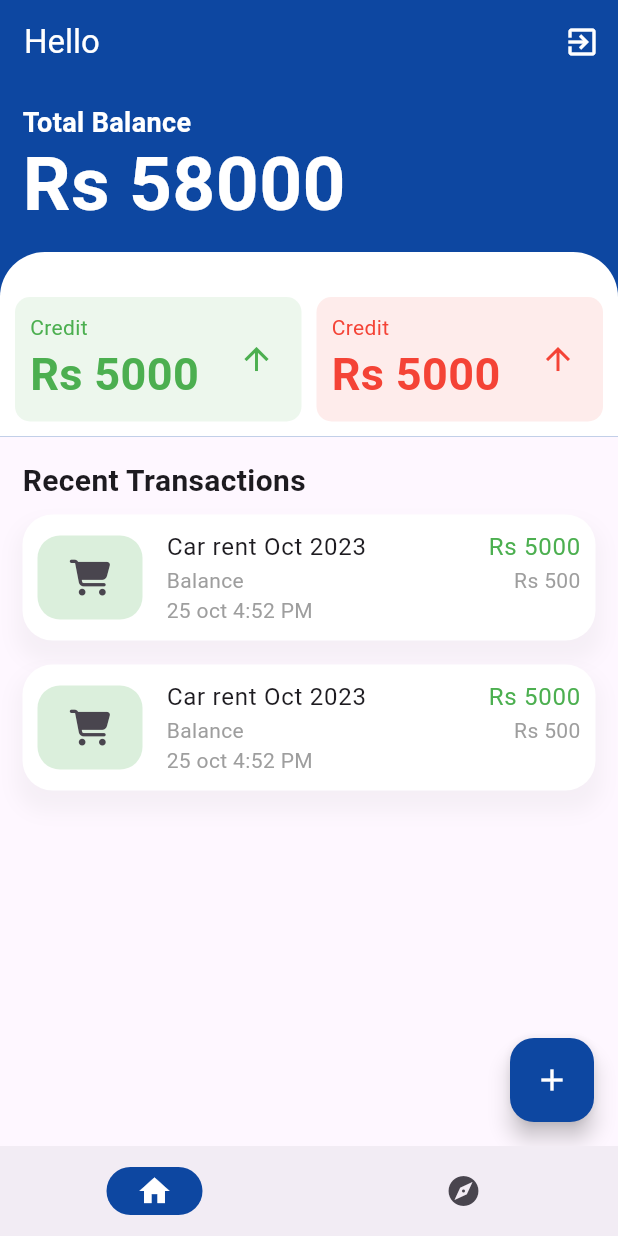
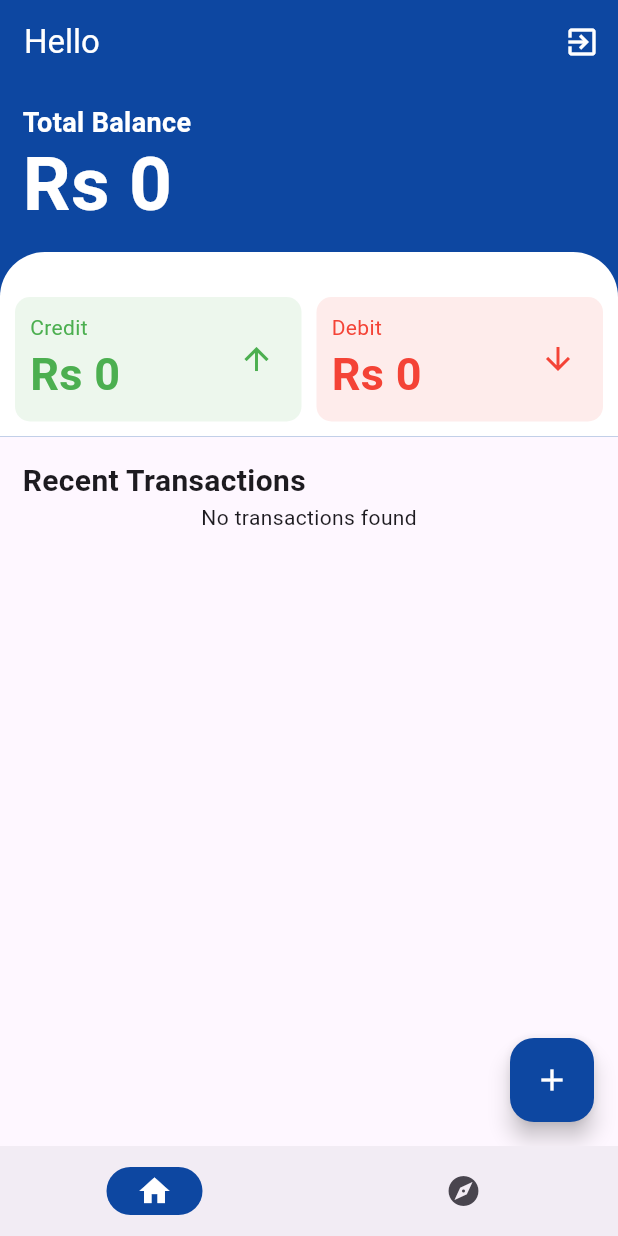
Before and after one commit to tsering-hub/coffeeapp, a Flutter app: the screen it shows once a user with an empty profile is signed in, on a phone screen of 412 x 824 dp. Run offline on Flutter 3.47's test engine with Material 3 defaults, Android fonts, the phone set to English and light mode, and no system bars; our stand-ins replace cloud_firestore, firebase_auth, firebase_core, font_awesome_flutter; accounts and stored records are empty.

Commit message:
add transaction done

```diff
--- a/lib/screens/home_screen.dart
+++ b/lib/screens/home_screen.dart
@@ -1,7 +1,7 @@
 import 'package:coffeeapp/screens/login_screen.dart';
 import 'package:coffeeapp/widgets/add_transaction_form.dart';
 import 'package:coffeeapp/widgets/hero_card.dart';
-import 'package:coffeeapp/widgets/transaction_card.dart';
+import 'package:coffeeapp/widgets/transactions_cards.dart';
 import 'package:firebase_auth/firebase_auth.dart';
 import 'package:flutter/material.dart';
 
@@ -33,6 +33,7 @@ class _HomeScreenState extends State<HomeScreen> {
     });
   }
 
+  final userId = FirebaseAuth.instance.currentUser!.uid;
   _dialogBuilder(BuildContext context) {
     return showDialog(
         context: context,
@@ -73,11 +74,15 @@ class _HomeScreenState extends State<HomeScreen> {
           style: TextStyle(color: Colors.white),
         ),
       ),
-      body: Container(
-          width: double.infinity,
+      body: SingleChildScrollView(
           child: Column(
-            children: [HeroCard(), TransactionsCard()],
-          )),
+        children: [
+          HeroCard(
+            userId: userId,
+          ),
+          TransactionsCard()
+        ],
+      )),
     );
   }
 }
--- a/lib/screens/sign_up.dart
+++ b/lib/screens/sign_up.dart
@@ -39,6 +39,9 @@ class _SignUpViewState extends State<SignUpView> {
         'email': _emailController.text,
         'phone': _phoneController.text,
         'password': _passwordController.text,
+        'remainingAmount': 0,
+        'totalCredit': 0,
+        'totalDebit': 0,
       };
 
       await authServerice.createUser(data, context);
--- a/lib/services/auth_service.dart
+++ b/lib/services/auth_service.dart
@@ -1,15 +1,18 @@
 import 'package:coffeeapp/screens/dashboard.dart';
+import 'package:coffeeapp/services/db.dart';
 import 'package:firebase_auth/firebase_auth.dart';
 import 'package:flutter/material.dart';
 
 // ignore_for_file: prefer_const_constructors
 class AuthServerice {
+  var db = Db();
   createUser(data, context) async {
     try {
       await FirebaseAuth.instance.createUserWithEmailAndPassword(
         email: data['email'],
         password: data['password'],
       );
+      await db.addUser(data, context);
       Navigator.pushReplacement(
         context,
         MaterialPageRoute(builder: (context) => Dashboard()),
--- a/lib/widgets/hero_card.dart
+++ b/lib/widgets/hero_card.dart
@@ -1,9 +1,47 @@
+import 'package:cloud_firestore/cloud_firestore.dart';
 import 'package:flutter/material.dart';
 
 class HeroCard extends StatelessWidget {
-  const HeroCard({
+  HeroCard({
     super.key,
+    required this.userId,
   });
+  final userId;
+
+  @override
+  Widget build(BuildContext context) {
+    final Stream<DocumentSnapshot> _usersStream =
+        FirebaseFirestore.instance.collection('users').doc(userId).snapshots();
+
+    return StreamBuilder<DocumentSnapshot>(
+      stream: _usersStream,
+      builder:
+          (BuildContext context, AsyncSnapshot<DocumentSnapshot> snapshot) {
+        if (snapshot.hasError) {
+          return Text('Something went wrong');
+        }
+        if (!snapshot.hasData || !snapshot.data!.exists) {
+          return Text('Document does not exist');
+        }
+        if (snapshot.connectionState == ConnectionState.waiting) {
+          return Text("Loading");
+        }
+        var data = snapshot.data!.data() as Map<String, dynamic>;
+
+        return Cards(
+          data: data,
+        );
+      },
+    );
+  }
+}
+
+class Cards extends StatelessWidget {
+  const Cards({
+    super.key,
+    required this.data,
+  });
+  final Map data;
 
   @override
   Widget build(BuildContext context) {
@@ -26,7 +64,7 @@ class HeroCard extends StatelessWidget {
                       height: 1.2),
                 ),
                 Text(
-                  "Rs 58000",
+                  "Rs ${data['remainingAmount']}",
                   style: TextStyle(
                       color: Colors.white,
                       fontSize: 50,
@@ -45,11 +83,18 @@ class HeroCard extends StatelessWidget {
                     topRight: Radius.circular(30))),
             child: Row(
               children: [
-                CardOne(color: Colors.green),
+                CardOne(
+                  color: Colors.green,
+                  heading: 'Credit',
+                  amount: data['totalCredit'].toString(),
+                ),
                 SizedBox(
                   width: 10,
                 ),
-                CardOne(color: Colors.red)
+                CardOne(
+                    color: Colors.red,
+                    heading: "Debit",
+                    amount: data['totalDebit'].toString())
               ],
             ),
           )
@@ -63,10 +108,13 @@ class CardOne extends StatelessWidget {
   const CardOne({
     super.key,
     required this.color,
+    required this.heading,
+    required this.amount,
   });
 
   final Color color;
-
+  final String heading;
+  final String amount;
   @override
   Widget build(BuildContext context) {
     return Expanded(
@@ -82,11 +130,11 @@ class CardOne extends StatelessWidget {
                 crossAxisAlignment: CrossAxisAlignment.start,
                 children: [
                   Text(
-                    "Credit",
+                    heading,
                     style: TextStyle(color: color, fontSize: 14),
                   ),
                   Text(
-                    "Rs 5000",
+                    "Rs ${amount}",
                     style: TextStyle(
                         color: color,
                         fontSize: 30,
@@ -98,7 +146,9 @@ class CardOne extends StatelessWidget {
               Padding(
                 padding: const EdgeInsets.all(8.0),
                 child: Icon(
-                  Icons.arrow_upward_outlined,
+                  heading == 'Credit'
+                      ? Icons.arrow_upward_outlined
+                      : Icons.arrow_downward_outlined,
                   color: color,
                 ),
               )
--- a/lib/widgets/transaction_card.dart
+++ b/lib/widgets/transaction_card.dart
@@ -1,34 +1,22 @@
 import 'package:coffeeapp/utils/icons_list.dart';
 import 'package:flutter/material.dart';
-import 'package:flutter/widgets.dart';
 import 'package:font_awesome_flutter/font_awesome_flutter.dart';
+import 'package:intl/intl.dart';
 
-// ignore_for_file: prefer_const_constructors
-// ignore_for_file: prefer_const_literals_to_create_immutables
-class TransactionsCard extends StatelessWidget {
-  TransactionsCard({super.key});
+class TransactionCard extends StatelessWidget {
+  TransactionCard({
+    super.key,
+    required this.data,
+  });
 
+  final dynamic data;
   var appIcons = AppIcons();
 
   @override
   Widget build(BuildContext context) {
-    return Padding(
-      padding: const EdgeInsets.all(15.0),
-      child: Column(
-        children: [
-          Row(
-            children: [
-              Text(
-                "Recent Transactions",
-                style: TextStyle(fontSize: 20, fontWeight: FontWeight.w600),
-              )
-            ],
-          ),
-          ListView.builder(
-            itemCount: 2,
-            physics: NeverScrollableScrollPhysics(),
-            shrinkWrap: true,
-            itemBuilder: (context, index) {
+    DateTime date = DateTime.fromMicrosecondsSinceEpoch(data['timeStamp']);
+    String formatedDate = DateFormat('d MMM hh:mma').format(date);
+
     return Padding(
       padding: const EdgeInsets.symmetric(vertical: 8),
       child: Container(
@@ -44,8 +32,7 @@ class TransactionsCard extends StatelessWidget {
             ]),
         child: ListTile(
           minVerticalPadding: 10,
-                    contentPadding:
-                        EdgeInsets.symmetric(horizontal: 10.0, vertical: 0),
+          contentPadding: EdgeInsets.symmetric(horizontal: 10.0, vertical: 0),
           leading: Container(
             width: 70,
             height: 100,
@@ -54,18 +41,22 @@ class TransactionsCard extends StatelessWidget {
               height: 30,
               decoration: BoxDecoration(
                   borderRadius: BorderRadius.circular(15),
-                            color: Colors.green.withOpacity(0.2)),
+                  color: data['type'] == 'credit'
+                      ? Colors.green.withOpacity(0.2)
+                      : Colors.red.withOpacity(0.2)),
               child: Center(
                   child: FaIcon(
-                                appIcons.getExpenseCategoryIcons('home'))),
+                      appIcons.getExpenseCategoryIcons('${data['category']}'))),
             ),
           ),
           title: Row(
             children: [
-                        Expanded(child: Text("Car rent Oct 2023")),
+              Expanded(child: Text("${data['title']}")),
               Text(
-                          "Rs 5000",
-                          style: TextStyle(color: Colors.green),
+                "${data['type'] == 'credit' ? '+' : '-'} Rs ${data['amount']}",
+                style: TextStyle(
+                    color:
+                        data['type'] == 'credit' ? Colors.green : Colors.red),
               ),
             ],
           ),
@@ -81,13 +72,13 @@ class TransactionsCard extends StatelessWidget {
                   ),
                   Spacer(),
                   Text(
-                              "Rs 500",
+                    "Rs ${data['remainingAmount']}",
                     style: TextStyle(color: Colors.grey),
                   )
                 ],
               ),
               Text(
-                          "25 oct 4:52 PM",
+                formatedDate,
                 style: TextStyle(color: Colors.grey),
               )
             ],
@@ -95,10 +86,5 @@ class TransactionsCard extends StatelessWidget {
         ),
       ),
     );
-            },
-          )
-        ],
-      ),
-    );
   }
 }
--- /dev/null
+++ b/lib/widgets/transactions_cards.dart
@@ -0,0 +1,76 @@
+import 'package:cloud_firestore/cloud_firestore.dart';
+import 'package:coffeeapp/utils/icons_list.dart';
+import 'package:coffeeapp/widgets/transaction_card.dart';
+import 'package:firebase_auth/firebase_auth.dart';
+import 'package:flutter/material.dart';
+import 'package:flutter/widgets.dart';
+import 'package:font_awesome_flutter/font_awesome_flutter.dart';
+
+// ignore_for_file: prefer_const_constructors
+// ignore_for_file: prefer_const_literals_to_create_immutables
+class TransactionsCard extends StatelessWidget {
+  TransactionsCard({super.key});
+
+  @override
+  Widget build(BuildContext context) {
+    return Padding(
+      padding: const EdgeInsets.all(15.0),
+      child: Column(
+        children: [
+          Row(
+            children: [
+              Text(
+                "Recent Transactions",
+                style: TextStyle(fontSize: 20, fontWeight: FontWeight.w600),
+              )
+            ],
+          ),
+          RecentTransactionsList()
+        ],
+      ),
+    );
+  }
+}
+
+class RecentTransactionsList extends StatelessWidget {
+  RecentTransactionsList({
+    super.key,
+  });
+
+  final userId = FirebaseAuth.instance.currentUser!.uid;
+
+  @override
+  Widget build(BuildContext context) {
+    return StreamBuilder<QuerySnapshot>(
+      stream: FirebaseFirestore.instance
+          .collection("users")
+          .doc(userId)
+          .collection('transactions')
+          .orderBy('timeStamp', descending: true)
+          .limit(10)
+          .snapshots(),
+      builder: (BuildContext context, AsyncSnapshot<QuerySnapshot> snapshot) {
+        if (snapshot.hasError) {
+          return Text('Something went wrong');
+        } else if (snapshot.connectionState == ConnectionState.waiting) {
+          return Text("Loading");
+        } else if (!snapshot.hasData || snapshot.data!.docs.isEmpty) {
+          return Center(child: Text('No transactions found'));
+        }
+
+        var data = snapshot.data!.docs;
+        return ListView.builder(
+          shrinkWrap: true,
+          itemCount: data.length,
+          physics: NeverScrollableScrollPhysics(),
+          itemBuilder: (context, index) {
+            var cardData = data[index];
+            return TransactionCard(
+              data: cardData,
+            );
+          },
+        );
+      },
+    );
+  }
+}
--- a/pubspec.yaml
+++ b/pubspec.yaml
@@ -39,6 +39,8 @@ dependencies:
   firebase_auth: ^4.17.9
   cloud_firestore: ^4.15.9
   font_awesome_flutter: ^10.7.0
+  uuid: ^4.3.3
+  intl: ^0.19.0
 
 dev_dependencies:
   flutter_test:
```
Also changed, not shown: lib/screens/transaction_screen.dart (+10 -1 lines), lib/services/db.dart (+25 -0 lines), lib/widgets/add_transaction_form.dart (+65 -8 lines), lib/widgets/time_line_month.dart (added, +51 -0 lines), pubspec.lock. Lines whose indentation alone changed are shown as unchanged.
